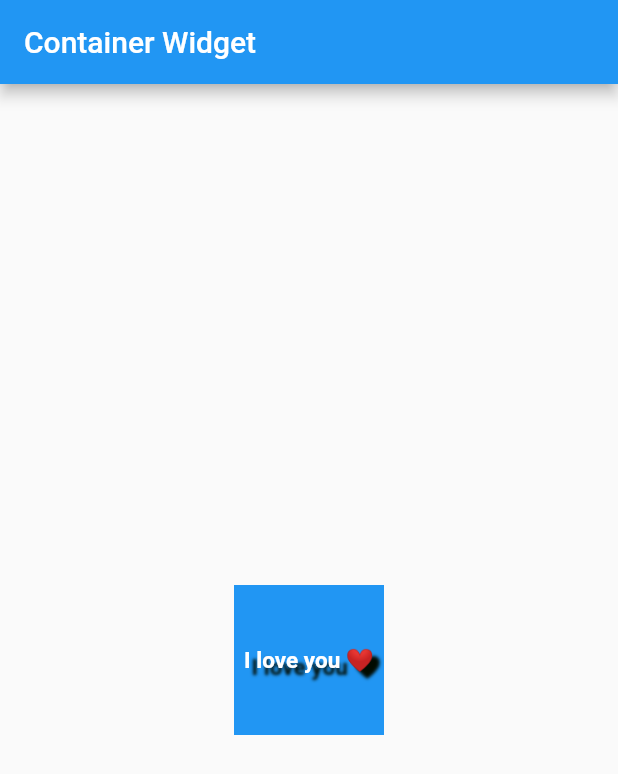
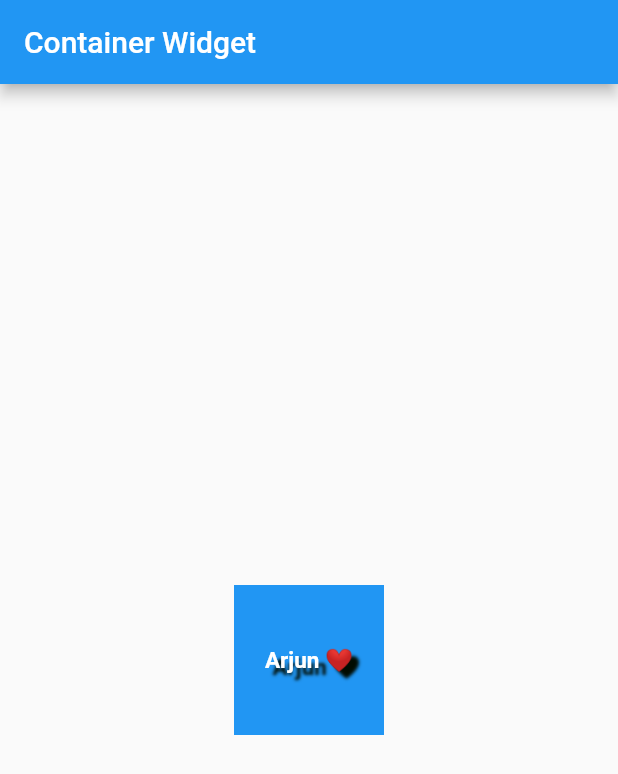
Before and after one commit to arjungautam1/Flutter_Widgets, a Flutter app: the screen it shows after launch, on a phone screen of 412 x 824 dp. Shown: the top 774 px of the screen. Run offline on Flutter 3.47's test engine with Material 2 defaults, Android fonts, the phone set to English and light mode, and no system bars.

```diff
--- a/lib/main.dart
+++ b/lib/main.dart
@@ -13,7 +13,6 @@ class ContainerWidget extends StatelessWidget {
           title: Text('Container Widget'),
         ),
         body: ContainerW(),
-
       ),
     );
   }
--- a/lib/widgets/container.dart
+++ b/lib/widgets/container.dart
@@ -8,7 +8,7 @@ import 'package:flutter/material.dart';
 class ContainerW extends StatelessWidget {
   @override
   Widget build(BuildContext context) {
-    return  Center(
+    return Center(
       child: Container(
         margin: const EdgeInsets.all(20),
         color: Colors.blue,
@@ -16,7 +16,7 @@ class ContainerW extends StatelessWidget {
         width: 100,
         child: Center(
           child: Text(
-            'I love you ❤️',
+            'Arjun ❤️',
             style: TextStyle(
                 color: Colors.white,
                 fontSize: 15,
@@ -32,6 +32,5 @@ class ContainerW extends StatelessWidget {
         ),
       ),
     );
-
   }
 }
```
